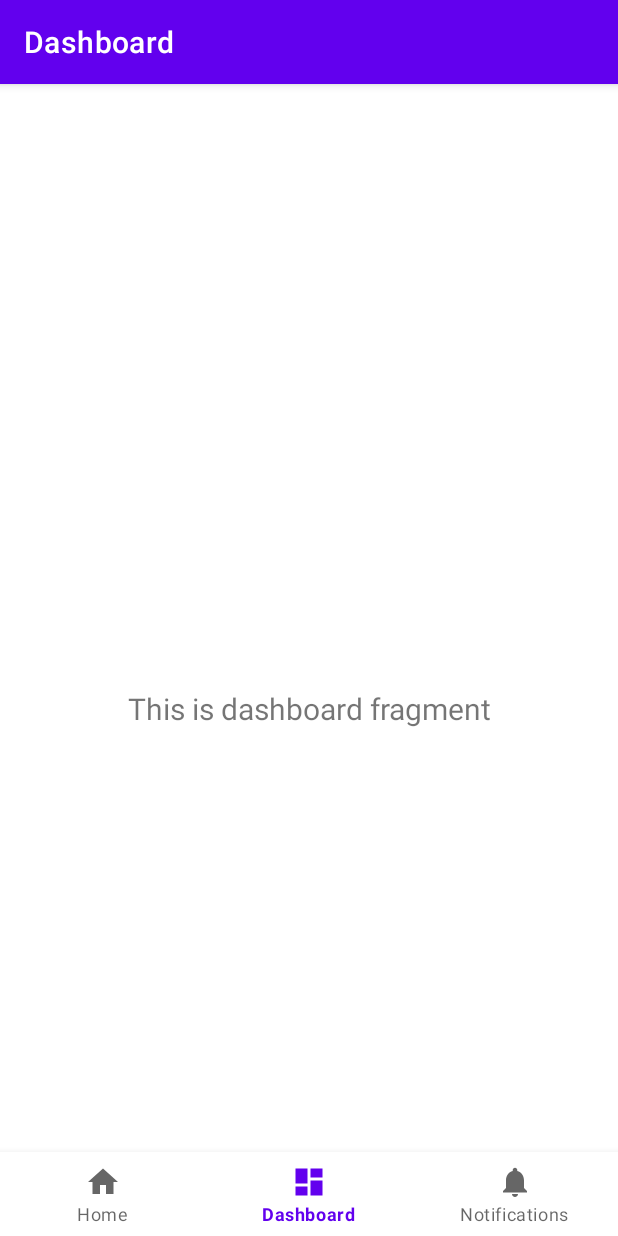
After one commit to nicolatoscan/rememo-android-app, an Android app: the CollectionsFragment screen opened through its navigation route, on a phone screen of 412 x 824 dp. The commit adds this screen. Run offline under Robolectric (Android 15) with nearby library versions, the phone set to English and light mode, and no system bars; our stand-ins replace Firebase (no records; nobody signed in at launch, a user with empty details on screens opened directly), navigation-ui.

Commit message:
Renamed tabs

```diff
--- a/app/build.gradle
+++ b/app/build.gradle
@@ -34,6 +34,7 @@ android {
 
 dependencies {
     implementation platform('com.google.firebase:firebase-bom:28.0.1')
+    implementation 'com.google.firebase:firebase-firestore'
     implementation 'com.google.android.gms:play-services-auth:19.0.0'
     implementation 'androidx.appcompat:appcompat:1.3.0'
     implementation 'com.google.firebase:firebase-analytics'
--- /dev/null
+++ b/app/src/main/java/it/rememo/rememo/ui/dashboard/CollectionsFragment.java
@@ -0,0 +1,45 @@
+package it.rememo.rememo.ui.dashboard;
+
+import android.os.Bundle;
+import android.view.LayoutInflater;
+import android.view.View;
+import android.view.ViewGroup;
+import android.widget.TextView;
+
+import androidx.annotation.NonNull;
+import androidx.annotation.Nullable;
+import androidx.fragment.app.Fragment;
+import androidx.lifecycle.Observer;
+import androidx.lifecycle.ViewModelProvider;
+
+import it.rememo.rememo.databinding.FragmentCollectionsBinding;
+
+public class CollectionsFragment extends Fragment {
+
+    private CollectionsViewModel collectionsViewModel;
+    private FragmentCollectionsBinding binding;
+
+    public View onCreateView(@NonNull LayoutInflater inflater,
+                             ViewGroup container, Bundle savedInstanceState) {
+        collectionsViewModel =
+                new ViewModelProvider(this).get(CollectionsViewModel.class);
+
+        binding = FragmentCollectionsBinding.inflate(inflater, container, false);
+        View root = binding.getRoot();
+
+        final TextView textView = binding.textDashboard;
+        collectionsViewModel.getText().observe(getViewLifecycleOwner(), new Observer<String>() {
+            @Override
+            public void onChanged(@Nullable String s) {
+                textView.setText(s);
+            }
+        });
+        return root;
+    }
+
+    @Override
+    public void onDestroyView() {
+        super.onDestroyView();
+        binding = null;
+    }
+}
--- /dev/null
+++ b/app/src/main/java/it/rememo/rememo/ui/dashboard/CollectionsViewModel.java
@@ -0,0 +1,19 @@
+package it.rememo.rememo.ui.dashboard;
+
+import androidx.lifecycle.LiveData;
+import androidx.lifecycle.MutableLiveData;
+import androidx.lifecycle.ViewModel;
+
+public class CollectionsViewModel extends ViewModel {
+
+    private MutableLiveData<String> mText;
+
+    public CollectionsViewModel() {
+        mText = new MutableLiveData<>();
+        mText.setValue("This is dashboard fragment");
+    }
+
+    public LiveData<String> getText() {
+        return mText;
+    }
+}
--- /dev/null
+++ b/app/src/main/res/layout/fragment_collections.xml
@@ -0,0 +1,22 @@
+<?xml version="1.0" encoding="utf-8"?>
+<androidx.constraintlayout.widget.ConstraintLayout xmlns:android="http://schemas.android.com/apk/res/android"
+    xmlns:app="http://schemas.android.com/apk/res-auto"
+    xmlns:tools="http://schemas.android.com/tools"
+    android:layout_width="match_parent"
+    android:layout_height="match_parent"
+    tools:context=".ui.dashboard.CollectionsFragment">
+
+    <TextView
+        android:id="@+id/text_dashboard"
+        android:layout_width="match_parent"
+        android:layout_height="wrap_content"
+        android:layout_marginStart="8dp"
+        android:layout_marginTop="8dp"
+        android:layout_marginEnd="8dp"
+        android:textAlignment="center"
+        android:textSize="20sp"
+        app:layout_constraintBottom_toBottomOf="parent"
+        app:layout_constraintEnd_toEndOf="parent"
+        app:layout_constraintStart_toStartOf="parent"
+        app:layout_constraintTop_toTopOf="parent" />
+</androidx.constraintlayout.widget.ConstraintLayout>
--- a/app/src/main/res/navigation/mobile_navigation.xml
+++ b/app/src/main/res/navigation/mobile_navigation.xml
@@ -13,13 +13,13 @@
 
     <fragment
         android:id="@+id/navigation_dashboard"
-        android:name="it.rememo.rememo.ui.dashboard.DashboardFragment"
+        android:name="it.rememo.rememo.ui.dashboard.CollectionsFragment"
         android:label="@string/title_dashboard"
-        tools:layout="@layout/fragment_dashboard" />
+        tools:layout="@layout/fragment_collections" />
 
     <fragment
         android:id="@+id/navigation_notifications"
-        android:name="it.rememo.rememo.ui.notifications.NotificationsFragment"
+        android:name="it.rememo.rememo.ui.notifications.ProfileFragment"
         android:label="@string/title_notifications"
-        tools:layout="@layout/fragment_notifications" />
+        tools:layout="@layout/fragment_profile" />
 </navigation>
```
Also changed, not shown: app/src/main/java/it/rememo/rememo/MainActivity.java (+14 -0 lines), app/src/main/java/it/rememo/rememo/ui/dashboard/DashboardFragment.java (deleted, +0 -46 lines), app/src/main/java/it/rememo/rememo/ui/dashboard/DashboardViewModel.java (deleted, +0 -19 lines), app/src/main/java/it/rememo/rememo/ui/notifications/NotificationsFragment.java (deleted, +0 -46 lines), app/src/main/java/it/rememo/rememo/ui/notifications/NotificationsViewModel.java (deleted, +0 -19 lines), app/src/main/java/it/rememo/rememo/ui/notifications/ProfileFragment.java (added, +45 -0 lines), app/src/main/java/it/rememo/rememo/ui/notifications/ProfileViewModel.java (added, +19 -0 lines), app/src/main/res/layout/fragment_dashboard.xml (deleted, +0 -22 lines), app/src/main/res/layout/fragment_notifications.xml (deleted, +0 -22 lines), app/src/main/res/layout/fragment_profile.xml (added, +22 -0 lines).
